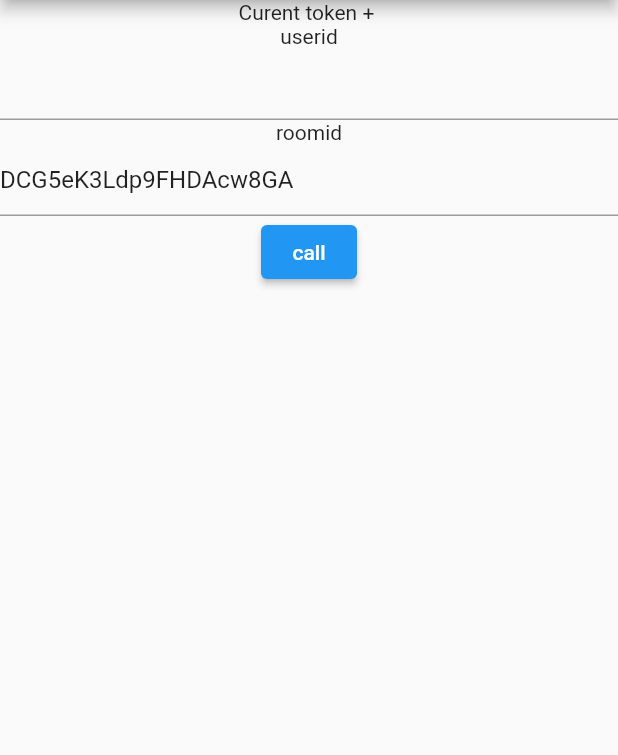
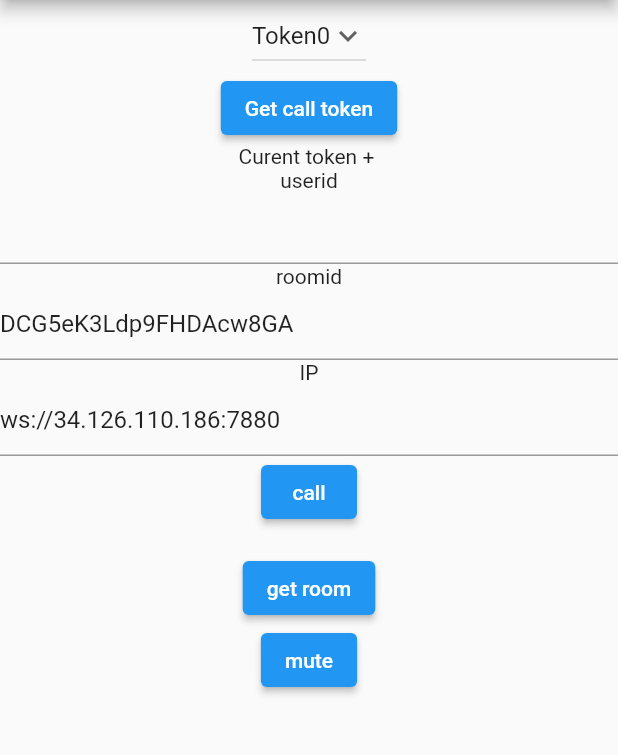
Before and after one commit to baotran8810/test_livekit, a Flutter app: the screen it shows after launch, after a tap on "call", on a phone screen of 412 x 824 dp, the part 84-839 px from its top. Run offline on Flutter 3.47's test engine with Material 2 defaults, Android fonts, the phone set to English and light mode, and no system bars; missing offline and left inert: livekit_client; network calls fail.

Commit message:
Update call

```diff
--- a/lib/main.dart
+++ b/lib/main.dart
@@ -36,6 +36,7 @@ class _MyHomePageState extends State<MyHomePage> {
   late IOWebSocketChannel _channel;
   final TextEditingController _controllerUserID = TextEditingController();
   final TextEditingController _controllerRoomID = TextEditingController();
+  final TextEditingController _controllerIP = TextEditingController();
   final String token =
       "eyJhbGciOiJIUzI1NiIsInR5cCI6IkpXVCJ9.eyJ1c2VyX2lkIjoiRENDWkZZUldQYTdRUXNkZTRLUE8ifQ.7eM9qtoZodf6gGn99TUIDxWmB_IIH8wPbKtybDYIxHg";
   final String url = "wss://gw-dev.poker-age.com/api/v1/pokerage-backend/ws";
@@ -43,11 +44,15 @@ class _MyHomePageState extends State<MyHomePage> {
   String userId = "DCCZFYRWPa7QQsde4KPO";
   String roomId = "DCG5eK3Ldp9FHDAcw8GA";
   String callToken = "";
+  String connectingStatus = "";
+  Room room = Room();
+  late LocalAudioTrack localAudio;
 
   @override
   void initState() {
     setState(() {
       _controllerRoomID.text = roomId;
+      _controllerIP.text = "ws://34.126.110.186:7880";
     });
 
     _channel =
@@ -56,17 +61,23 @@ class _MyHomePageState extends State<MyHomePage> {
       Map eventMap = json.decode(event);
       if (eventMap['type'] == "rpc:get_join_call_token") {
         Map data = eventMap["data"];
+        print(data);
         setState(() {
           callToken = data['access_token'];
+          _controllerIP.text = data['uri'];
+          print(callToken);
         });
-        // print(data);
-        // setState(() {
-        //   callToken = data["access_token"];
-        // });
       }
     });
-    getToken();
     super.initState();
+  }
+
+  void getUserInRoom() {
+    // late final _listener = room.participants.
+  }
+
+  void mute() {
+    print("mute");
   }
 
   Future<void> getToken() async {
@@ -83,14 +94,46 @@ class _MyHomePageState extends State<MyHomePage> {
   }
 
   connect() async {
-    var room =
-        await LiveKitClient.connect("ws://34.124.221.247:7880", callToken);
-
-    var localAudio = await LocalAudioTrack.create();
+    room = await LiveKitClient.connect(_controllerIP.text, callToken);
+    print("connect");
+    localAudio = await LocalAudioTrack.create();
     await room.localParticipant?.publishAudioTrack(localAudio);
 
+    localAudio.mediaStream.getAudioTracks().first.enableSpeakerphone(false);
+
     EventsListener<RoomEvent> _listener = room.createListener();
+    _listener.on<TrackPublishedEvent>((e) {
+      e.publication.subscribe();
+    });
+
+    _listener.on<SpeakingChangedEvent>((e) {
+      print("sdsd");
+      print(e.participant.name);
+      print(e.speaking);
+    });
+    _listener
+      ..on<RoomDisconnectedEvent>((_) {
+        setState(() {
+          connectingStatus = "Disconnected";
+        });
+      })
+      ..on<ParticipantConnectedEvent>((e) {
+        setState(() {
+          connectingStatus = "Connected";
+        });
+      });
   }
+
+  String dropdownvalue =
+      'eyJhbGciOiJIUzI1NiIsInR5cCI6IkpXVCJ9.eyJ1c2VyX2lkIjoiRENDWkZZUldQYTdRUXNkZTRLUE8ifQ.7eM9qtoZodf6gGn99TUIDxWmB_IIH8wPbKtybDYIxHg';
+
+  // List of items in our dropdown menu
+  var items = [
+    "eyJhbGciOiJIUzI1NiIsInR5cCI6IkpXVCJ9.eyJ1c2VyX2lkIjoiRENDWkZZUldQYTdRUXNkZTRLUE8ifQ.7eM9qtoZodf6gGn99TUIDxWmB_IIH8wPbKtybDYIxHg",
+    "eyJhbGciOiJIUzI1NiIsInR5cCI6IkpXVCJ9.eyJ1c2VyX2lkIjoiRENBS1ZseTRQZnl2OExmV0xIUE8ifQ.fg3xSZGG0RutiRgvsCvUVqgyAXo0XamC6YQUBt8inBM",
+    "eyJhbGciOiJIUzI1NiIsInR5cCI6IkpXVCJ9.eyJ1c2VyX2lkIjoiRENBS1ZjdDVaNVpNRGU0bGJiUE8ifQ.B2RlNiZm8uQABjklgsCF_NQRcBp4E4-V18wN0z2fCQE",
+    "eyJhbGciOiJIUzI1NiIsInR5cCI6IkpXVCJ9.eyJ1c2VyX2lkIjoiRENGV2ZyQ1RNajA2NVMyY3lrUE8ifQ.dzLULAsrCtCK3J-cjfCD9qXX6DQ9wpaAu2GyR6_Yixs",
+  ];
 
   @override
   Widget build(BuildContext context) {
@@ -101,6 +144,32 @@ class _MyHomePageState extends State<MyHomePage> {
       body: Center(
         child: Column(
           children: [
+            DropdownButton(
+              // Initial Value
+              value: dropdownvalue,
+
+              // Down Arrow Icon
+              icon: const Icon(Icons.keyboard_arrow_down),
+
+              // Array list of items
+              items: items.map((String item) {
+                return DropdownMenuItem(
+                  value: item,
+                  child: Text("Token" + items.indexOf(item).toString()),
+                );
+              }).toList(),
+              // After selecting the desired option,it will
+              // change button value to selected value
+              onChanged: (String? newValue) {
+                setState(() {
+                  dropdownvalue = newValue!;
+                });
+              },
+            ),
+            ElevatedButton(
+              onPressed: getToken,
+              child: Text("Get call token"),
+            ),
             Text("Curent token + " + callToken),
             Text("userid"),
             TextFormField(
@@ -110,12 +179,26 @@ class _MyHomePageState extends State<MyHomePage> {
             TextFormField(
               controller: _controllerRoomID,
             ),
+            Text("IP"),
+            TextFormField(
+              controller: _controllerIP,
+            ),
             ElevatedButton(
               onPressed: connect,
               child: Text("call"),
-              )
+            ),
+            Text(connectingStatus),
+            ElevatedButton(
+              onPressed: getUserInRoom,
+              child: Text("get room"),
+            ),
+            ElevatedButton(
+              onPressed: mute,
+              child: Text("mute"),
+            ),
           ],
         ),
-        ));
+      ),
+    );
   }
 }
```
Also changed, not shown: 5 other files. Lines whose indentation alone changed are shown as unchanged.
